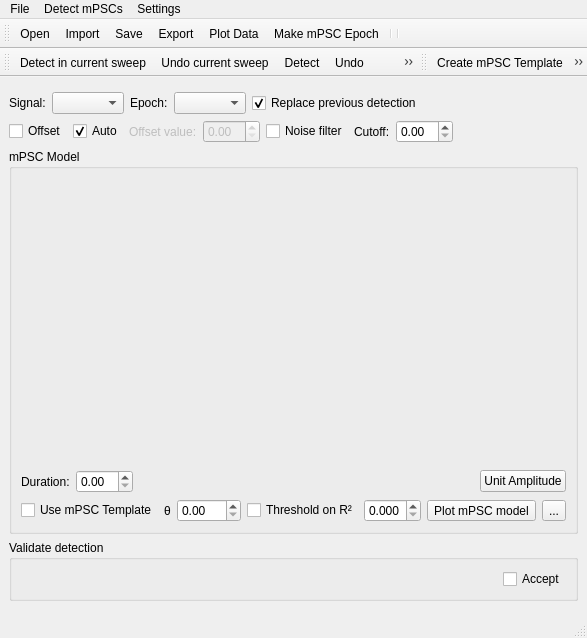
Above: ephys/mPSCDetectWindow.ui from ctigaret/scipyen before the change. Below: the same form after it.
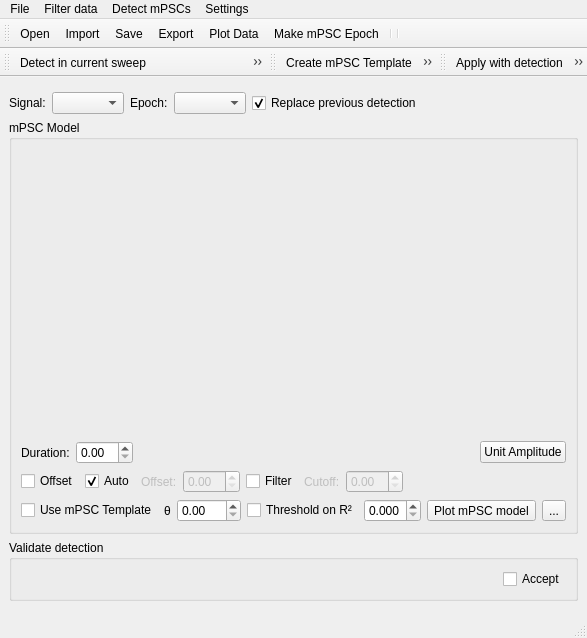
That is the form after the change. Icons and pictures are not drawn. Custom widgets are drawn as their Qt base class.

The edit to the form file:
```diff
--- a/ephys/mPSCDetectWindow.ui
+++ b/ephys/mPSCDetectWindow.ui
@@ -109,116 +109,6 @@
       </item>
      </layout>
     </item>
-    <item>
-     <layout class="QHBoxLayout" name="horizontalLayout_3">
-      <item>
-       <widget class="QCheckBox" name="removeDCCheckBox">
-        <property name="toolTip">
-         <string>Remove signal offset (DC)</string>
-        </property>
-        <property name="statusTip">
-         <string>Remove signal offset (DC)</string>
-        </property>
-        <property name="whatsThis">
-         <string>Remove signal offset (DC)</string>
-        </property>
-        <property name="text">
-         <string>Offset</string>
-        </property>
-       </widget>
-      </item>
-      <item>
-       <widget class="QCheckBox" name="autoOffsetCheckBox">
-        <property name="toolTip">
-         <string>Auto-offset</string>
-        </property>
-        <property name="statusTip">
-         <string>Auto-offset</string>
-        </property>
-        <property name="whatsThis">
-         <string>Auto-offset</string>
-        </property>
-        <property name="text">
-         <string>Auto</string>
-        </property>
-        <property name="checked">
-         <bool>true</bool>
-        </property>
-       </widget>
-      </item>
-      <item>
-       <widget class="QLabel" name="label_5">
-        <property name="enabled">
-         <bool>false</bool>
-        </property>
-        <property name="toolTip">
-         <string>Use custom offset value</string>
-        </property>
-        <property name="statusTip">
-         <string>Use custom offset value</string>
-        </property>
-        <property name="whatsThis">
-         <string>Use custom offset value</string>
-        </property>
-        <property name="text">
-         <string>Offset value:</string>
-        </property>
-        <property name="buddy">
-         <cstring>dcValueSpinBox</cstring>
-        </property>
-       </widget>
-      </item>
-      <item>
-       <widget class="QDoubleSpinBox" name="dcValueSpinBox">
-        <property name="enabled">
-         <bool>false</bool>
-        </property>
-       </widget>
-      </item>
-      <item>
-       <widget class="QCheckBox" name="noiseFilterCheckBox">
-        <property name="toolTip">
-         <string>De-noise signal with a low pass digital filter (Hamming window)</string>
-        </property>
-        <property name="statusTip">
-         <string>De-noise signal with a low pass digital filter (Hamming window)</string>
-        </property>
-        <property name="whatsThis">
-         <string>De-noise signal with a low pass digital filter (Hamming window)</string>
-        </property>
-        <property name="text">
-         <string>Noise filter</string>
-        </property>
-       </widget>
-      </item>
-      <item>
-       <widget class="QLabel" name="label_4">
-        <property name="text">
-         <string>Cutoff:</string>
-        </property>
-        <property name="buddy">
-         <cstring>doubleSpinBox</cstring>
-        </property>
-       </widget>
-      </item>
-      <item>
-       <widget class="QDoubleSpinBox" name="doubleSpinBox"/>
-      </item>
-      <item>
-       <spacer name="horizontalSpacer_4">
-        <property name="orientation">
-         <enum>Qt::Horizontal</enum>
-        </property>
-        <property name="sizeHint" stdset="0">
-         <size>
-          <width>40</width>
-          <height>20</height>
-         </size>
-        </property>
-       </spacer>
-      </item>
-     </layout>
-    </item>
     <item>
      <widget class="QGroupBox" name="mPSCmodelGroupBox">
       <property name="toolTip">
@@ -313,6 +203,123 @@
          </item>
         </layout>
        </item>
+       <item>
+        <layout class="QHBoxLayout" name="horizontalLayout_3">
+         <item>
+          <widget class="QCheckBox" name="removeDCCheckBox">
+           <property name="toolTip">
+            <string>Remove signal offset (DC) before detection</string>
+           </property>
+           <property name="statusTip">
+            <string>Remove signal offset (DC) before detection</string>
+           </property>
+           <property name="whatsThis">
+            <string>Remove signal offset (DC) before detection</string>
+           </property>
+           <property name="text">
+            <string>Offset</string>
+           </property>
+          </widget>
+         </item>
+         <item>
+          <widget class="QCheckBox" name="autoOffsetCheckBox">
+           <property name="toolTip">
+            <string>When checked, offset will be adapted from the current signal</string>
+           </property>
+           <property name="statusTip">
+            <string>When checked, offset will be adapted from the current signal</string>
+           </property>
+           <property name="whatsThis">
+            <string>When checked, offset will be adapted from the current signal</string>
+           </property>
+           <property name="text">
+            <string>Auto</string>
+           </property>
+           <property name="checked">
+            <bool>true</bool>
+           </property>
+          </widget>
+         </item>
+         <item>
+          <widget class="QLabel" name="offsetLabel">
+           <property name="enabled">
+            <bool>false</bool>
+           </property>
+           <property name="toolTip">
+            <string>Use custom offset value</string>
+           </property>
+           <property name="statusTip">
+            <string>Use custom offset value</string>
+           </property>
+           <property name="whatsThis">
+            <string>Use custom offset value</string>
+           </property>
+           <property name="text">
+            <string>Offset:</string>
+           </property>
+           <property name="buddy">
+            <cstring>dcValueSpinBox</cstring>
+           </property>
+          </widget>
+         </item>
+         <item>
+          <widget class="QDoubleSpinBox" name="dcValueSpinBox">
+           <property name="enabled">
+            <bool>false</bool>
+           </property>
+          </widget>
+         </item>
+         <item>
+          <widget class="QCheckBox" name="noiseFilterCheckBox">
+           <property name="toolTip">
+            <string>De-noise signal before detection</string>
+           </property>
+           <property name="statusTip">
+            <string>De-noise signal before detection</string>
+           </property>
+           <property name="whatsThis">
+            <string>&lt;html&gt;&lt;head/&gt;&lt;body&gt;&lt;p&gt;Before detection, de-noise signal using a low pass digital filter (Hamming window).&lt;/p&gt;&lt;/body&gt;&lt;/html&gt;</string>
+           </property>
+           <property name="text">
+            <string>Filter</string>
+           </property>
+          </widget>
+         </item>
+         <item>
+          <widget class="QLabel" name="freqCutoffLabel">
+           <property name="enabled">
+            <bool>false</bool>
+           </property>
+           <property name="text">
+            <string>Cutoff:</string>
+           </property>
+           <property name="buddy">
+            <cstring>cutoffFrequencySpinBox</cstring>
+           </property>
+          </widget>
+         </item>
+         <item>
+          <widget class="QDoubleSpinBox" name="cutoffFrequencySpinBox">
+           <property name="enabled">
+            <bool>false</bool>
+           </property>
+          </widget>
+         </item>
+         <item>
+          <spacer name="horizontalSpacer_4">
+           <property name="orientation">
+            <enum>Qt::Horizontal</enum>
+           </property>
+           <property name="sizeHint" stdset="0">
+            <size>
+             <width>40</width>
+             <height>20</height>
+            </size>
+           </property>
+          </spacer>
+         </item>
+        </layout>
+       </item>
        <item>
         <layout class="QHBoxLayout" name="horizontalLayout_2">
          <item>
@@ -513,7 +520,7 @@
      <x>0</x>
      <y>0</y>
      <width>587</width>
-     <height>28</height>
+     <height>20</height>
     </rect>
    </property>
    <widget class="QMenu" name="menuFile">
@@ -615,7 +622,17 @@
     <addaction name="menuEntire_Data"/>
     <addaction name="menuResults"/>
    </widget>
+   <widget class="QMenu" name="menuFilter_data">
+    <property name="title">
+     <string>Filter data</string>
+    </property>
+    <addaction name="actionApply_with_detection"/>
+    <addaction name="actionFilter_whole_data"/>
+    <addaction name="actionUndo_filter_whole_data"/>
+    <addaction name="actionPreview_filtered_signal"/>
+   </widget>
    <addaction name="menuFile"/>
+   <addaction name="menuFilter_data"/>
    <addaction name="menuDetect_mPSCs"/>
    <addaction name="menuSettings"/>
   </widget>
@@ -693,6 +710,21 @@
    <addaction name="actionRemember_mPSC_Template"/>
    <addaction name="actionForget_mPSC_Template"/>
   </widget>
+  <widget class="QToolBar" name="filterToolBar">
+   <property name="windowTitle">
+    <string>toolBar</string>
+   </property>
+   <attribute name="toolBarArea">
+    <enum>TopToolBarArea</enum>
+   </attribute>
+   <attribute name="toolBarBreak">
+    <bool>false</bool>
+   </attribute>
+   <addaction name="actionApply_with_detection"/>
+   <addaction name="actionFilter_whole_data"/>
+   <addaction name="actionUndo_filter_whole_data"/>
+   <addaction name="actionPreview_filtered_signal"/>
+  </widget>
   <action name="actionOpenEphysData">
    <property name="icon">
     <iconset theme="document-open">
@@ -1128,6 +1160,58 @@
     <string>Open last used mPSC template file</string>
    </property>
   </action>
+  <action name="actionUndo_filter_data">
+   <property name="icon">
+    <iconset theme="edit-undo"/>
+   </property>
+   <property name="text">
+    <string>Undo filter data</string>
+   </property>
+  </action>
+  <action name="actionApply_with_detection">
+   <property name="checkable">
+    <bool>true</bool>
+   </property>
+   <property name="icon">
+    <iconset theme="go-jump"/>
+   </property>
+   <property name="text">
+    <string>Apply with detection</string>
+   </property>
+   <property name="toolTip">
+    <string>&lt;html&gt;&lt;head/&gt;&lt;body&gt;&lt;p&gt;&lt;span style=&quot; font-weight:700;&quot;&gt;• If checked:&lt;/span&gt;&lt;span style=&quot; font-weight:400;&quot;/&gt;&lt;/p&gt;&lt;p&gt;&lt;span style=&quot; font-weight:400;&quot;&gt;Each sweep in the data is filtered &lt;/span&gt;&lt;span style=&quot; font-weight:400; font-style:italic;&quot;&gt;during&lt;/span&gt;&lt;span style=&quot; font-weight:400;&quot;&gt; detection.&lt;/span&gt;&lt;/p&gt;&lt;p&gt;&amp;quot;Undo detection&amp;quot; also restores the original (unfiltered) data.&lt;/p&gt;&lt;p&gt;&lt;span style=&quot; font-weight:700;&quot;&gt;• If unchecked:&lt;/span&gt;&lt;/p&gt;&lt;p&gt;&lt;br/&gt;&lt;/p&gt;&lt;p&gt;The original data is left unchanged.&lt;/p&gt;&lt;p&gt;If any of Offset and Filter check boxes are &lt;span style=&quot; font-style:italic;&quot;&gt;checked&lt;/span&gt;, the detection of mPSC time stamps is performed on a filtered copy of the signal, but &lt;span style=&quot; font-style:italic;&quot;&gt;the resulting mPSCs are extracted from the original (unfiltered)  data&lt;/span&gt;.&lt;/p&gt;&lt;p&gt;&lt;br/&gt;&lt;/p&gt;&lt;p&gt;&amp;quot;Undo detection&amp;quot; only restores previous detection; the original data stays unchanged.&lt;/p&gt;&lt;p&gt;&lt;br/&gt;&lt;/p&gt;&lt;/body&gt;&lt;/html&gt;</string>
+   </property>
+  </action>
+  <action name="actionFilter_whole_data">
+   <property name="icon">
+    <iconset theme="go-next"/>
+   </property>
+   <property name="text">
+    <string>Filter whole data</string>
+   </property>
+   <property name="toolTip">
+    <string>&lt;html&gt;&lt;head/&gt;&lt;body&gt;&lt;p&gt;&lt;span style=&quot; font-weight:400;&quot;&gt;Filter whole data &lt;/span&gt;&lt;span style=&quot; font-weight:700;&quot;&gt;BEFORE&lt;/span&gt;&lt;span style=&quot; font-weight:400;&quot;&gt; detection (&lt;/span&gt;&lt;span style=&quot; font-weight:700;&quot;&gt;CAUTION&lt;/span&gt;&lt;span style=&quot; font-weight:400;&quot;&gt;, it takes time).&lt;/span&gt;&lt;/p&gt;&lt;p&gt;&lt;span style=&quot; font-weight:400;&quot;&gt;Subsequent detection uses filtered data; to restore the original data, click &amp;quot;Undo filter data&amp;quot;&lt;/span&gt;&lt;/p&gt;&lt;/body&gt;&lt;/html&gt;</string>
+   </property>
+  </action>
+  <action name="actionUndo_filter_whole_data">
+   <property name="icon">
+    <iconset theme="edit-undo"/>
+   </property>
+   <property name="text">
+    <string>Undo filter whole data</string>
+   </property>
+   <property name="toolTip">
+    <string>&lt;html&gt;&lt;head/&gt;&lt;body&gt;&lt;p&gt;&lt;span style=&quot; font-weight:400;&quot;&gt;Restores original data after it has been filtered BEFORE detection.&lt;/span&gt;&lt;/p&gt;&lt;/body&gt;&lt;/html&gt;</string>
+   </property>
+  </action>
+  <action name="actionPreview_filtered_signal">
+   <property name="icon">
+    <iconset theme="image-x-generic"/>
+   </property>
+   <property name="text">
+    <string>Preview filtered signal</string>
+   </property>
+  </action>
  </widget>
  <customwidgets>
   <customwidget>
```
